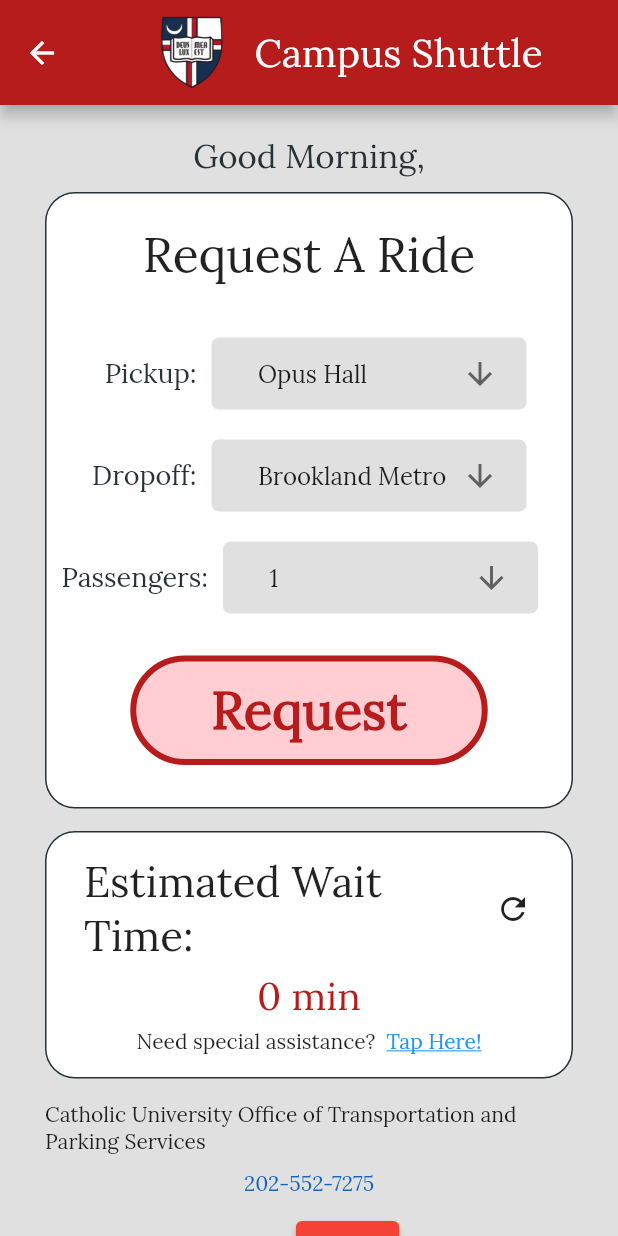
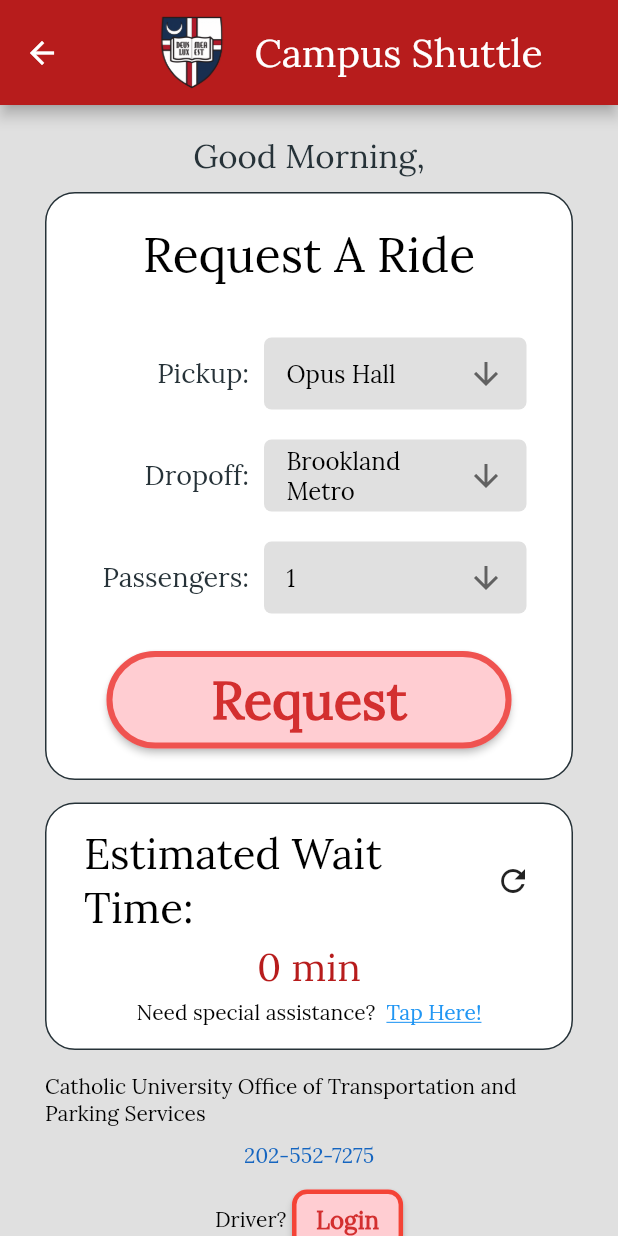
Before and after one commit to apettyjohn/campus_shuttle, a Flutter app: the screen it shows after launch, after a tap on "Submit", on a phone screen of 412 x 824 dp. Run offline on Flutter 3.47's test engine with Material 2 defaults, Android fonts, the phone set to English and light mode, and no system bars; our stand-ins replace google_maps_flutter.

Commit message:
Fixed button styles, first ride can be started, all overflow removed

```diff
--- a/lib/main.dart
+++ b/lib/main.dart
@@ -20,6 +20,7 @@ class MyApp extends StatelessWidget {
   Widget build(BuildContext context) {
     return MaterialApp(
       title: 'Login',
+      debugShowCheckedModeBanner: false,
       routes: {
         '/admin': (context) => const AdminPage(),
         '/login': (context) => const LoginPage(serverOn: serverOn),
@@ -31,7 +32,9 @@ class MyApp extends StatelessWidget {
       },
       theme: ThemeData(
           primarySwatch: Colors.red,
-          textTheme: Theme.of(context).textTheme.apply(fontFamily: 'Lora')),
+          textTheme: Theme.of(context)
+              .textTheme
+              .apply(fontFamily: 'Lora', bodyColor: Colors.black)),
       home: const LoginPage(serverOn: serverOn),
     );
   }
--- a/lib/views/login.dart
+++ b/lib/views/login.dart
@@ -46,17 +46,15 @@ class LoginPage extends StatelessWidget {
                 child: Image.asset('assets/images/cuaLogo.png'),
               ),
             ),
-            const Text(
-              'Campus Shuttle',
-              style: TextStyle(
-                fontSize: 26,
-              ),
-            ),
+            width > 400
+                ? const Text('Campus Shuttle', style: TextStyle(fontSize: 26))
+                : const Text('Shuttle', style: TextStyle(fontSize: 26)),
           ],
         ),
       ),
       body: LayoutBuilder(
         builder: (BuildContext context, BoxConstraints constraints) {
+          width = constraints.maxWidth;
           if (constraints.maxWidth > 400) {
             return Container(
               alignment: Alignment.topCenter,
--- a/lib/views/requestRide.dart
+++ b/lib/views/requestRide.dart
@@ -38,6 +38,7 @@ class _RequestRidePageState extends State<RequestRidePage> {
 
   @override
   Widget build(BuildContext context) {
+    double width = MediaQuery.of(context).size.width;
     if (ModalRoute.of(context)!.settings.arguments == null) {
       return ElevatedButton(
           onPressed: () {
@@ -72,18 +73,15 @@ class _RequestRidePageState extends State<RequestRidePage> {
                   child: Image.asset('assets/images/cuaLogo.png'),
                 ),
               ),
-              const Text(
-                'Campus Shuttle',
-                style: TextStyle(
-                  fontSize: 26,
-                ),
-              ),
+              width > 400
+                  ? const Text('Campus Shuttle', style: TextStyle(fontSize: 26))
+                  : const Text('Shuttle', style: TextStyle(fontSize: 26)),
             ],
           ),
         ),
         body: LayoutBuilder(
           builder: (BuildContext context, BoxConstraints constraints) {
-            double width = constraints.maxWidth;
+            width = constraints.maxWidth;
             double padding = 10;
             width > 500
                 ? padding = 50
@@ -171,7 +169,27 @@ class _RequestRidePageState extends State<RequestRidePage> {
                                       arguments: args);
                                 }
                               },
-                              child: const Text('Login'),
+                              child: Padding(
+                                padding:
+                                    const EdgeInsets.symmetric(vertical: 10),
+                                child: Row(
+                                  mainAxisAlignment: MainAxisAlignment.center,
+                                  children: [
+                                    Text('Login',
+                                        style: TextStyle(
+                                            fontSize: 16,
+                                            fontWeight: FontWeight.bold,
+                                            color: Colors.red.shade700)),
+                                  ],
+                                ),
+                              ),
+                              style: ElevatedButton.styleFrom(
+                                  shape: RoundedRectangleBorder(
+                                    borderRadius: BorderRadius.circular(10),
+                                    side: BorderSide(
+                                        width: 3, color: Colors.red.shade500),
+                                  ),
+                                  primary: Colors.red.shade100),
                             ),
                           ],
                         ),
--- a/lib/widgets/login/body.dart
+++ b/lib/widgets/login/body.dart
@@ -31,7 +31,6 @@ class _LoginBoxState extends State<LoginBox> {
 
   @override
   Widget build(BuildContext context) {
-    var width = MediaQuery.of(context).size.width;
     serverOn = widget.serverOn;
     return Container(
       decoration: BoxDecoration(
@@ -159,9 +158,13 @@ class _LoginBoxState extends State<LoginBox> {
                         style: TextStyle(fontSize: 18),
                       ))),
             ),
-            Padding(
+            LayoutBuilder(
+                builder: (BuildContext context, BoxConstraints constraints) {
+              double width = constraints.maxWidth;
+              return Padding(
                 padding: const EdgeInsets.only(top: 10),
-              child: Row(
+                child: width > 250
+                    ? Row(
                         mainAxisAlignment: MainAxisAlignment.center,
                         children: [
                           CheckboxWText(role: "Driver", setstate: callback),
@@ -170,8 +173,16 @@ class _LoginBoxState extends State<LoginBox> {
                               : const SizedBox(width: 10),
                           CheckboxWText(role: "Admin", setstate: callback)
                         ],
+                      )
+                    : Column(
+                        crossAxisAlignment: CrossAxisAlignment.center,
+                        children: [
+                          CheckboxWText(role: "Driver", setstate: callback),
+                          CheckboxWText(role: "Admin", setstate: callback)
+                        ],
                       ),
-            ),
+              );
+            }),
           ],
         ),
       ),
--- a/lib/widgets/requestRide/locationPicker.dart
+++ b/lib/widgets/requestRide/locationPicker.dart
@@ -29,7 +29,7 @@ class _LocationPickerState extends State<LocationPicker> {
     'Maloney Hall'
   ];
   List numPassengers = [for (var i = 1; i <= 9; i++) i];
-  double dropdownWidth = 210;
+  double dropdownWidth = 150;
   bool serverOn;
 
   _LocationPickerState({required this.serverOn});
@@ -40,7 +40,13 @@ class _LocationPickerState extends State<LocationPicker> {
     return LayoutBuilder(
         builder: (BuildContext context, BoxConstraints constraints) {
       var width = constraints.maxWidth;
-      width > 400 ? dropdownWidth = 250 : null;
+      width > 425
+          ? dropdownWidth = 250
+          : width > 385
+              ? dropdownWidth = 200
+              : width > 330
+                  ? dropdownWidth = 175
+                  : dropdownWidth = 130;
       return Container(
         decoration: BoxDecoration(
           color: Colors.white,
@@ -83,8 +89,6 @@ class _LocationPickerState extends State<LocationPicker> {
                       color: Colors.grey[300],
                       borderRadius: BorderRadius.circular(5),
                     ),
-                    child: ButtonTheme(
-                      alignedDropdown: true,
                     child: DropdownButton<String>(
                       isExpanded: true,
                       value: pickupValue,
@@ -95,14 +99,13 @@ class _LocationPickerState extends State<LocationPicker> {
                           pickupValue = newValue!;
                         });
                       },
-                        items: options
-                            .map<DropdownMenuItem<String>>((String value) {
+                      items:
+                          options.map<DropdownMenuItem<String>>((String value) {
                         return DropdownMenuItem<String>(
                           value: value,
                           child: Text(value),
                         );
                       }).toList(),
-                      ),
                     ),
                   ),
                 ],
@@ -131,8 +134,6 @@ class _LocationPickerState extends State<LocationPicker> {
                       color: Colors.grey[300],
                       borderRadius: BorderRadius.circular(5),
                     ),
-                    child: ButtonTheme(
-                      alignedDropdown: true,
                     child: DropdownButton<String>(
                       isExpanded: true,
                       value: dropoffValue,
@@ -143,14 +144,13 @@ class _LocationPickerState extends State<LocationPicker> {
                           dropoffValue = newValue!;
                         });
                       },
-                        items: options
-                            .map<DropdownMenuItem<String>>((String value) {
+                      items:
+                          options.map<DropdownMenuItem<String>>((String value) {
                         return DropdownMenuItem<String>(
                           value: value,
                           child: Text(value),
                         );
                       }).toList(),
-                      ),
                     ),
                   ),
                 ],
@@ -179,8 +179,6 @@ class _LocationPickerState extends State<LocationPicker> {
                       color: Colors.grey[300],
                       borderRadius: BorderRadius.circular(5),
                     ),
-                    child: ButtonTheme(
-                      alignedDropdown: true,
                     child: DropdownButton<int>(
                       isExpanded: true,
                       value: passengers,
@@ -191,14 +189,12 @@ class _LocationPickerState extends State<LocationPicker> {
                           passengers = newValue!;
                         });
                       },
-                        items:
-                            numPassengers.map<DropdownMenuItem<int>>((value) {
+                      items: numPassengers.map<DropdownMenuItem<int>>((value) {
                         return DropdownMenuItem<int>(
                           value: value,
                           child: Text(value.toString()),
                         );
                       }).toList(),
-                      ),
                     ),
                   ),
                 ],
@@ -220,30 +216,10 @@ class _LocationPickerState extends State<LocationPicker> {
                             )
                           : null,
             ),
+            //REQUEST BUTTON
             Padding(
-              padding: const EdgeInsets.only(top: 10, bottom: 20),
-              child: TextButton(
-                //REQUEST BUTTON
-                child: Container(
-                  padding:
-                      const EdgeInsets.symmetric(vertical: 10, horizontal: 50),
-                  decoration: BoxDecoration(
-                    color: Colors.red[100],
-                    border: Border.all(
-                      color: Colors.red.shade900,
-                      width: 4,
-                    ),
-                    borderRadius: BorderRadius.circular(50),
-                  ),
-                  child: Text(
-                    'Request',
-                    style: TextStyle(
-                      fontWeight: FontWeight.bold,
-                      fontSize: 35,
-                      color: Colors.red.shade900,
-                    ),
-                  ),
-                ),
+              padding: const EdgeInsets.fromLTRB(40, 15, 40, 20),
+              child: ElevatedButton(
                 onPressed: () async {
                   loading = true;
                   setState(() {});
@@ -274,6 +250,25 @@ class _LocationPickerState extends State<LocationPicker> {
                   loading = false;
                   setState(() {});
                 },
+                child: Padding(
+                  padding: const EdgeInsets.symmetric(vertical: 10),
+                  child: Row(
+                    mainAxisAlignment: MainAxisAlignment.center,
+                    children: [
+                      Text('Request',
+                          style: TextStyle(
+                              fontSize: 35,
+                              fontWeight: FontWeight.bold,
+                              color: Colors.red.shade700)),
+                    ],
+                  ),
+                ),
+                style: ElevatedButton.styleFrom(
+                    shape: RoundedRectangleBorder(
+                      borderRadius: BorderRadius.circular(40),
+                      side: BorderSide(width: 4, color: Colors.red.shade400),
+                    ),
+                    primary: Colors.red.shade100),
               ),
             ),
           ],
--- a/pubspec.yaml
+++ b/pubspec.yaml
@@ -37,6 +37,7 @@ dependencies:
   http: ^0.13.4
   intl: ^0.17.0
   google_maps_flutter: ^2.0.2
+  google_maps: ^6.1.0
 
 dev_dependencies:
   flutter_test:
```
Also changed, not shown: lib/views/driverpage.dart (+17 -23 lines), lib/views/mapScreen.dart (+9 -8 lines), lib/views/requestStatus.dart (+5 -7 lines), lib/widgets/driver/rideDialogue.dart (+49 -48 lines), lib/widgets/driver/rideList.dart (+12 -7 lines), lib/widgets/map/androidMap.dart (renamed from lib/widgets/map/map.dart, +6 -4 lines), lib/widgets/map/webMap.dart (added, +14 -0 lines), pubspec.lock. Lines whose indentation alone changed are shown as unchanged.
